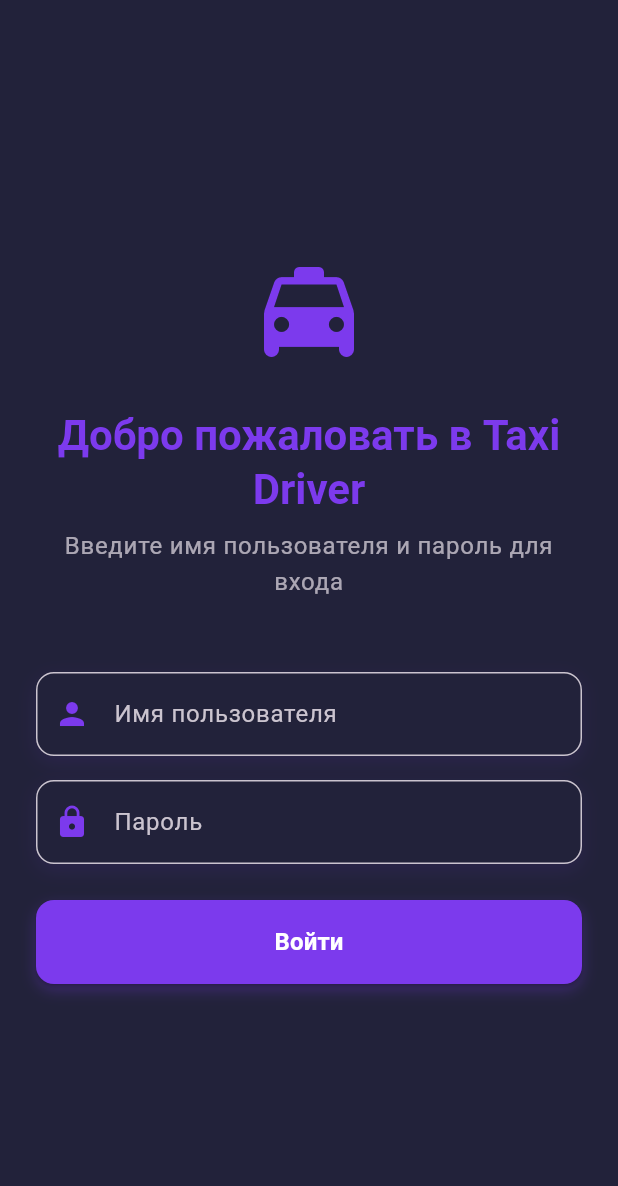
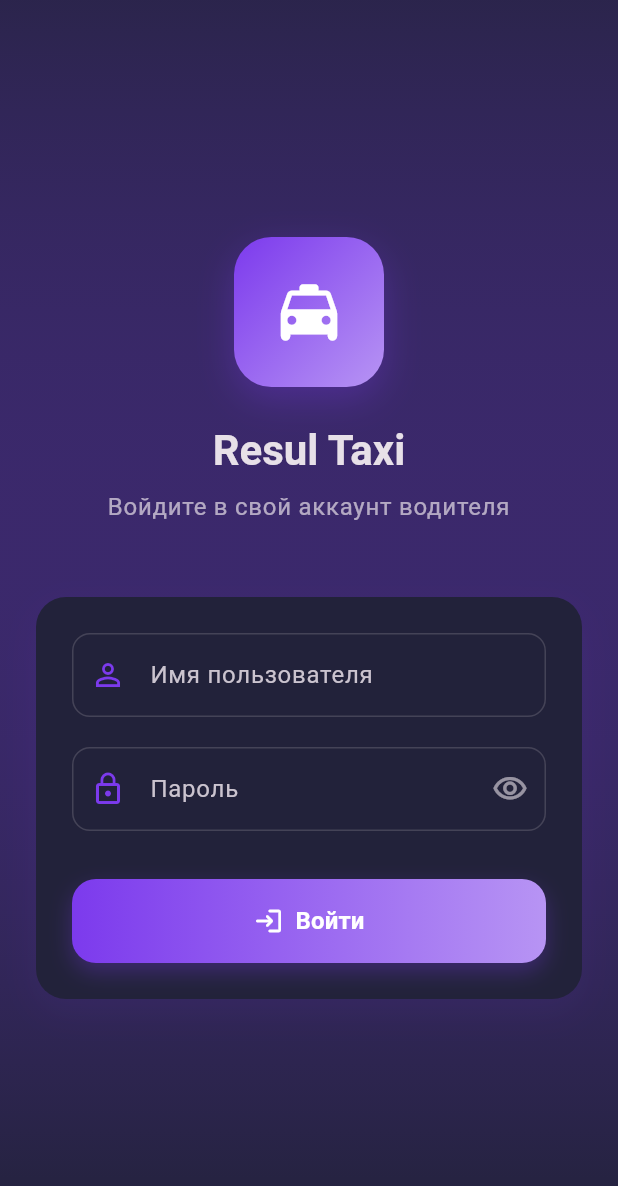
Before and after one commit to MergenTaganow/resul_taxi, a Flutter app: the screen it shows after launch, on a phone screen of 412 x 824 dp. Shown: the top 1186 px of the screen. Run offline on Flutter 3.47's test engine with Material 3 defaults, Android fonts, the phone set to English and light mode, and no system bars; our stand-ins replace audioplayers, connectivity_plus, dio, flutter_bloc, flutter_local_notifications, flutter_tts and 6 more; missing offline and left inert: flutter_foreground_task.

Commit message:
resul_taxi new login page

```diff
--- a/lib/presentation/screens/login_screen.dart
+++ b/lib/presentation/screens/login_screen.dart
@@ -11,15 +11,47 @@ class LoginScreen extends StatefulWidget {
   State<LoginScreen> createState() => _LoginScreenState();
 }
 
-class _LoginScreenState extends State<LoginScreen> {
+class _LoginScreenState extends State<LoginScreen> with TickerProviderStateMixin {
   final _formKey = GlobalKey<FormState>();
   final _usernameController = TextEditingController();
   final _passwordController = TextEditingController();
+  bool _obscurePassword = true;
+  late AnimationController _animationController;
+  late Animation<double> _fadeAnimation;
+  late Animation<Offset> _slideAnimation;
+
+  @override
+  void initState() {
+    super.initState();
+    _animationController = AnimationController(
+      duration: const Duration(milliseconds: 1200),
+      vsync: this,
+    );
+
+    _fadeAnimation = Tween<double>(
+      begin: 0.0,
+      end: 1.0,
+    ).animate(CurvedAnimation(
+      parent: _animationController,
+      curve: const Interval(0.0, 0.6, curve: Curves.easeOut),
+    ));
+
+    _slideAnimation = Tween<Offset>(
+      begin: const Offset(0, 0.3),
+      end: Offset.zero,
+    ).animate(CurvedAnimation(
+      parent: _animationController,
+      curve: const Interval(0.2, 1.0, curve: Curves.easeOutCubic),
+    ));
+
+    _animationController.forward();
+  }
 
   @override
   void dispose() {
     _usernameController.dispose();
     _passwordController.dispose();
+    _animationController.dispose();
     super.dispose();
   }
 
@@ -34,83 +66,89 @@ class _LoginScreenState extends State<LoginScreen> {
   @override
   Widget build(BuildContext context) {
     final theme = Theme.of(context);
+    final size = MediaQuery.of(context).size;
 
     return Scaffold(
-      backgroundColor: theme.colorScheme.surface,
-      body: BlocListener<AuthBloc, AuthState>(
+      body: Container(
+        decoration: BoxDecoration(
+          gradient: LinearGradient(
+            begin: Alignment.topCenter,
+            end: Alignment.bottomCenter,
+            colors: [
+              theme.colorScheme.primary.withOpacity(0.1),
+              theme.colorScheme.surface,
+            ],
+          ),
+        ),
+        child: BlocListener<AuthBloc, AuthState>(
           listener: (context, state) {
             state.maybeWhen(
               error: (message) {
                 ScaffoldMessenger.of(context).showSnackBar(
                   SnackBar(
-                  content: Text(message),
-                  backgroundColor: Colors.red,
+                    content: Row(
+                      children: [
+                        Icon(Icons.error_outline, color: Colors.white),
+                        const SizedBox(width: 12),
+                        Expanded(child: Text(message)),
+                      ],
+                    ),
+                    backgroundColor: Colors.red.shade600,
+                    behavior: SnackBarBehavior.floating,
+                    shape: RoundedRectangleBorder(
+                      borderRadius: BorderRadius.circular(12),
+                    ),
+                    margin: const EdgeInsets.all(16),
                   ),
                 );
               },
               authenticated: (_) {
-              // Clear any existing error messages
                 ScaffoldMessenger.of(context).hideCurrentSnackBar();
               },
               orElse: () {},
             );
           },
           child: SafeArea(
+            child: FadeTransition(
+              opacity: _fadeAnimation,
+              child: SlideTransition(
+                position: _slideAnimation,
                 child: Center(
                   child: SingleChildScrollView(
-              padding: const EdgeInsets.all(24.0),
+                    padding: const EdgeInsets.symmetric(horizontal: 24.0),
                     child: Form(
                       key: _formKey,
                       child: Column(
                         mainAxisAlignment: MainAxisAlignment.center,
                         crossAxisAlignment: CrossAxisAlignment.stretch,
                         children: [
-                    Icon(
-                      Icons.local_taxi_rounded,
-                      size: 80,
-                      color: theme.colorScheme.primary,
-                    ),
-                    const SizedBox(height: 24),
-                    Text(
-                      'Добро пожаловать в Taxi Driver',
-                      style: theme.textTheme.headlineMedium?.copyWith(
-                        fontWeight: FontWeight.bold,
-                        color: theme.colorScheme.primary,
-                      ),
-                      textAlign: TextAlign.center,
-                    ),
-                    const SizedBox(height: 8),
-                    Text(
-                      'Введите имя пользователя и пароль для входа',
-                      style: theme.textTheme.bodyLarge?.copyWith(
-                        color: theme.colorScheme.onSurface.withOpacity(0.7),
-                      ),
-                      textAlign: TextAlign.center,
-                    ),
+                          // Logo and Welcome Section
+                          _buildHeader(theme),
                           const SizedBox(height: 48),
+
+                          // Login Form Card
                           Container(
+                            padding: const EdgeInsets.all(24),
                             decoration: BoxDecoration(
-                        borderRadius: BorderRadius.circular(12),
+                              color: theme.colorScheme.surface,
+                              borderRadius: BorderRadius.circular(20),
                               boxShadow: [
                                 BoxShadow(
-                            color: theme.colorScheme.primary.withOpacity(0.1),
-                            blurRadius: 10,
-                            offset: const Offset(0, 4),
+                                  color: theme.colorScheme.primary.withOpacity(0.08),
+                                  blurRadius: 20,
+                                  offset: const Offset(0, 8),
                                 ),
                               ],
                             ),
-                      child: TextFormField(
+                            child: Column(
+                              crossAxisAlignment: CrossAxisAlignment.stretch,
+                              children: [
+                                // Username Field
+                                _buildTextField(
                                   controller: _usernameController,
-                        decoration: InputDecoration(
-                          labelText: 'Имя пользователя',
-                          prefixIcon: Icon(
-                            Icons.person,
-                            color: theme.colorScheme.primary,
-                          ),
-                          border: OutlineInputBorder(
-                            borderRadius: BorderRadius.circular(12),
-                          ),
-                        ),
+                                  label: 'Имя пользователя',
+                                  icon: Icons.person_outline,
+                                  theme: theme,
                                   validator: (value) {
                                     if (value == null || value.isEmpty) {
                                       return 'Пожалуйста, введите имя пользователя';
@@ -118,30 +156,174 @@ class _LoginScreenState extends State<LoginScreen> {
                                     return null;
                                   },
                                 ),
+                                const SizedBox(height: 20),
+
+                                // Password Field
+                                _buildPasswordField(theme),
+                                const SizedBox(height: 32),
+
+                                // Login Button
+                                _buildLoginButton(theme),
+                              ],
                             ),
-                    const SizedBox(height: 16),
-                    Container(
-                      decoration: BoxDecoration(
-                        borderRadius: BorderRadius.circular(12),
-                        boxShadow: [
-                          BoxShadow(
-                            color: theme.colorScheme.primary.withOpacity(0.1),
-                            blurRadius: 10,
-                            offset: const Offset(0, 4),
                           ),
                         ],
                       ),
-                      child: TextFormField(
-                        controller: _passwordController,
-                        obscureText: true,
+                    ),
+                  ),
+                ),
+              ),
+            ),
+          ),
+        ),
+      ),
+    );
+  }
+
+  Widget _buildHeader(ThemeData theme) {
+    return Column(
+      children: [
+        // App Icon with gradient background
+        Container(
+          width: 100,
+          height: 100,
+          decoration: BoxDecoration(
+            gradient: LinearGradient(
+              colors: [
+                theme.colorScheme.primary,
+                theme.colorScheme.secondary,
+              ],
+              begin: Alignment.topLeft,
+              end: Alignment.bottomRight,
+            ),
+            borderRadius: BorderRadius.circular(25),
+            boxShadow: [
+              BoxShadow(
+                color: theme.colorScheme.primary.withOpacity(0.3),
+                blurRadius: 20,
+                offset: const Offset(0, 8),
+              ),
+            ],
+          ),
+          child: Icon(
+            Icons.local_taxi_rounded,
+            size: 50,
+            color: Colors.white,
+          ),
+        ),
+        const SizedBox(height: 24),
+
+        // Welcome Text
+        Text(
+          'Resul Taxi',
+          style: theme.textTheme.headlineMedium?.copyWith(
+            fontWeight: FontWeight.bold,
+            color: theme.colorScheme.onSurface,
+          ),
+          textAlign: TextAlign.center,
+        ),
+        const SizedBox(height: 8),
+        Text(
+          'Войдите в свой аккаунт водителя',
+          style: theme.textTheme.bodyLarge?.copyWith(
+            color: theme.colorScheme.onSurface.withOpacity(0.7),
+          ),
+          textAlign: TextAlign.center,
+        ),
+      ],
+    );
+  }
+
+  Widget _buildTextField({
+    required TextEditingController controller,
+    required String label,
+    required IconData icon,
+    required ThemeData theme,
+    String? Function(String?)? validator,
+  }) {
+    return TextFormField(
+      controller: controller,
       decoration: InputDecoration(
-                          labelText: 'Пароль',
+        labelText: label,
         prefixIcon: Icon(
-                            Icons.lock,
+          icon,
           color: theme.colorScheme.primary,
         ),
         border: OutlineInputBorder(
           borderRadius: BorderRadius.circular(12),
+          borderSide: BorderSide(
+            color: theme.colorScheme.outline.withOpacity(0.3),
+          ),
+        ),
+        enabledBorder: OutlineInputBorder(
+          borderRadius: BorderRadius.circular(12),
+          borderSide: BorderSide(
+            color: theme.colorScheme.outline.withOpacity(0.3),
+          ),
+        ),
+        focusedBorder: OutlineInputBorder(
+          borderRadius: BorderRadius.circular(12),
+          borderSide: BorderSide(
+            color: theme.colorScheme.primary,
+            width: 2,
+          ),
+        ),
+        filled: true,
+        fillColor: theme.colorScheme.surface,
+        contentPadding: const EdgeInsets.symmetric(
+          horizontal: 16,
+          vertical: 16,
+        ),
+      ),
+      validator: validator,
+    );
+  }
+
+  Widget _buildPasswordField(ThemeData theme) {
+    return TextFormField(
+      controller: _passwordController,
+      obscureText: _obscurePassword,
+      decoration: InputDecoration(
+        labelText: 'Пароль',
+        prefixIcon: Icon(
+          Icons.lock_outline,
+          color: theme.colorScheme.primary,
+        ),
+        suffixIcon: IconButton(
+          icon: Icon(
+            _obscurePassword ? Icons.visibility_outlined : Icons.visibility_off_outlined,
+            color: theme.colorScheme.onSurface.withOpacity(0.6),
+          ),
+          onPressed: () {
+            setState(() {
+              _obscurePassword = !_obscurePassword;
+            });
+          },
+        ),
+        border: OutlineInputBorder(
+          borderRadius: BorderRadius.circular(12),
+          borderSide: BorderSide(
+            color: theme.colorScheme.outline.withOpacity(0.3),
+          ),
+        ),
+        enabledBorder: OutlineInputBorder(
+          borderRadius: BorderRadius.circular(12),
+          borderSide: BorderSide(
+            color: theme.colorScheme.outline.withOpacity(0.3),
+          ),
+        ),
+        focusedBorder: OutlineInputBorder(
+          borderRadius: BorderRadius.circular(12),
+          borderSide: BorderSide(
+            color: theme.colorScheme.primary,
+            width: 2,
+          ),
+        ),
+        filled: true,
+        fillColor: theme.colorScheme.surface,
+        contentPadding: const EdgeInsets.symmetric(
+          horizontal: 16,
+          vertical: 16,
         ),
       ),
       validator: (value) {
@@ -150,10 +332,11 @@ class _LoginScreenState extends State<LoginScreen> {
         }
         return null;
       },
-                      ),
-                    ),
-                    const SizedBox(height: 24),
-                    BlocBuilder<AuthBloc, AuthState>(
+    );
+  }
+
+  Widget _buildLoginButton(ThemeData theme) {
+    return BlocBuilder<AuthBloc, AuthState>(
       builder: (context, state) {
         final isLoading = state.maybeWhen(
           loading: () => true,
@@ -163,23 +346,30 @@ class _LoginScreenState extends State<LoginScreen> {
         return Container(
           height: 56,
           decoration: BoxDecoration(
-                            borderRadius: BorderRadius.circular(12),
+            borderRadius: BorderRadius.circular(16),
+            gradient: LinearGradient(
+              colors: [
+                theme.colorScheme.primary,
+                theme.colorScheme.secondary,
+              ],
+              begin: Alignment.centerLeft,
+              end: Alignment.centerRight,
+            ),
             boxShadow: [
               BoxShadow(
-                                color:
-                                    theme.colorScheme.primary.withOpacity(0.3),
-                                blurRadius: 8,
-                                offset: const Offset(0, 4),
+                color: theme.colorScheme.primary.withOpacity(0.3),
+                blurRadius: 12,
+                offset: const Offset(0, 6),
               ),
             ],
           ),
           child: ElevatedButton(
             onPressed: isLoading ? null : _onLoginPressed,
             style: ElevatedButton.styleFrom(
-                              backgroundColor: theme.colorScheme.primary,
-                              foregroundColor: Colors.white,
+              backgroundColor: Colors.transparent,
+              shadowColor: Colors.transparent,
               shape: RoundedRectangleBorder(
-                                borderRadius: BorderRadius.circular(12),
+                borderRadius: BorderRadius.circular(16),
               ),
             ),
             child: isLoading
@@ -191,24 +381,28 @@ class _LoginScreenState extends State<LoginScreen> {
                       strokeWidth: 2,
                     ),
                   )
-                                : const Text(
+                : Row(
+                    mainAxisAlignment: MainAxisAlignment.center,
+                    children: [
+                      Icon(
+                        Icons.login_rounded,
+                        color: Colors.white,
+                        size: 20,
+                      ),
+                      const SizedBox(width: 8),
+                      Text(
                         'Войти',
                         style: TextStyle(
                           fontSize: 16,
-                                      fontWeight: FontWeight.bold,
+                          fontWeight: FontWeight.w600,
+                          color: Colors.white,
                         ),
+                      ),
+                    ],
                   ),
           ),
         );
       },
-                    ),
-                  ],
-                ),
-              ),
-            ),
-          ),
-        ),
-      ),
     );
   }
 }
--- a/lib/presentation/screens/main_screen.dart
+++ b/lib/presentation/screens/main_screen.dart
@@ -171,17 +171,17 @@ class _MainScreenState extends State<MainScreen> with WidgetsBindingObserver, Lo
           elevation: 0,
           title: Row(
             children: [
-              ClipRRect(
-                borderRadius: BorderRadius.circular(8),
-                child: Image.asset(
-                  'assets/images/tiztaxi.png',
-                  width: 32,
-                  height: 32,
-                  errorBuilder: (context, error, stackTrace) => const Icon(Icons.local_taxi, color: Colors.white),
-                ),
-              ),
-              const SizedBox(width: 6),
-              const Text('Resul Taxi', style: TextStyle(color: Colors.white, fontWeight: FontWeight.bold)),
+              // ClipRRect(
+              //   borderRadius: BorderRadius.circular(8),
+              //   child: Image.asset(
+              //     'assets/images/tiztaxi.png',
+              //     width: 32,
+              //     height: 32,
+              //     errorBuilder: (context, error, stackTrace) => const Icon(Icons.local_taxi, color: Colors.white),
+              //   ),
+              // ),
+              // const SizedBox(width: 6),
+              const Text('Resul Taxi', style: TextStyle(color: Colors.white, fontWeight: FontWeight.bold,fontSize: 16)),
               const Spacer(),
               // Balance
               GestureDetector(
--- a/lib/presentation/widgets/splash_screen.dart
+++ b/lib/presentation/widgets/splash_screen.dart
@@ -13,7 +13,7 @@ class SplashScreen extends StatelessWidget {
           children: [
             // Logo image
             Image.asset(
-              'assets/images/tiztaxi.png',
+              'assets/images/logo_no_back.png',
               width: 200,
               height: 200,
               fit: BoxFit.contain,
```
Also changed, not shown: assets/images/logo_no_back.png (added), 221 other files. Lines whose indentation alone changed are shown as unchanged.
